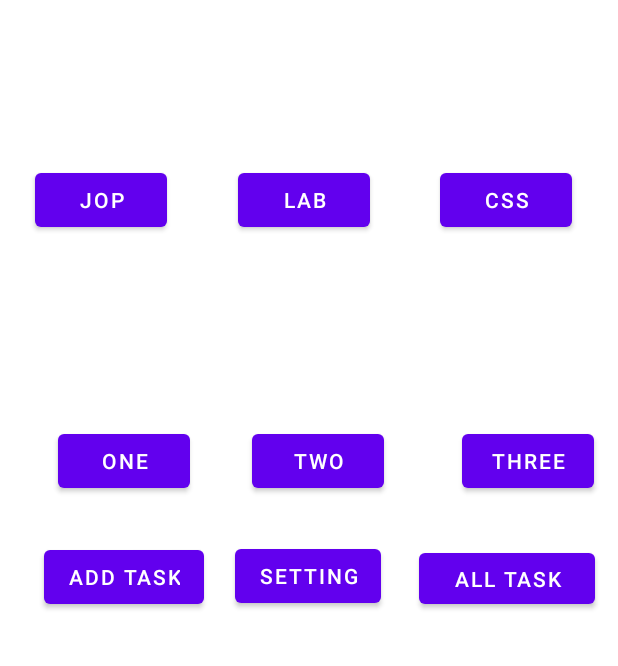
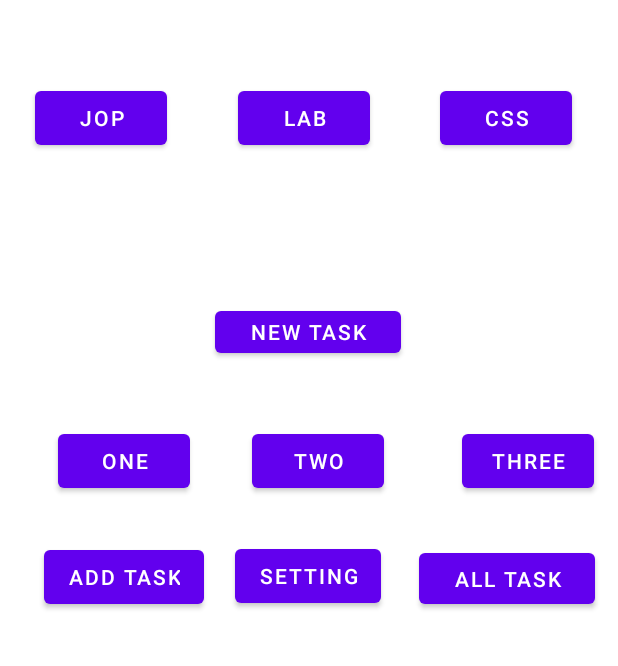
Before and after one commit to AhmadSailik/taskmaster, an Android app: the screen it shows after launch (MainActivity), on a phone screen of 412 x 824 dp, the part 570-1236 px from its top. Run offline under Robolectric (Android 15) with nearby library versions, the phone set to English and light mode, and no system bars; our stand-ins replace Room's generated code.

Commit message:
solve lab29

```diff
--- a/firstAndroidapplication/app/build.gradle
+++ b/firstAndroidapplication/app/build.gradle
@@ -29,6 +29,9 @@ android {
 }
 
 dependencies {
+    def room_version = "2.3.0"
+    implementation "androidx.room:room-runtime:$room_version"
+    annotationProcessor "androidx.room:room-compiler:$room_version"
 
     implementation 'androidx.appcompat:appcompat:1.2.0'
     implementation 'com.google.android.material:material:1.2.1'
--- a/firstAndroidapplication/app/src/main/AndroidManifest.xml
+++ b/firstAndroidapplication/app/src/main/AndroidManifest.xml
@@ -9,7 +9,8 @@
         android:roundIcon="@mipmap/ic_launcher_round"
         android:supportsRtl="true"
         android:theme="@style/Theme.FirstAndroidApplication">
-        <activity android:name=".SettingsPage"></activity>
+        <activity android:name=".AddTask29"></activity>
+        <activity android:name=".SettingsPage" />
         <activity android:name=".DetailPage" />
         <activity android:name=".AllTask" />
         <activity android:name=".AddTasks" />
--- a/firstAndroidapplication/app/src/main/java/com/example/firstandroidapplication/MainActivity.java
+++ b/firstAndroidapplication/app/src/main/java/com/example/firstandroidapplication/MainActivity.java
@@ -29,7 +29,11 @@ public class MainActivity extends AppCompatActivity {
     @Override
     protected void onStart() {
         super.onStart();
-
+        Button button=findViewById(R.id.newTask);
+        button.setOnClickListener((v)->{
+            Intent oneTask =new Intent(MainActivity.this,AddTask29.class);
+            startActivity(oneTask);
+        });
         ArrayList<Task> allTasks=new ArrayList<Task>();
         allTasks.add(new Task("jop","still research","in progress"));
         allTasks.add(new Task("lab","add All task","complete"));
--- a/firstAndroidapplication/app/src/main/java/com/example/firstandroidapplication/Task.java
+++ b/firstAndroidapplication/app/src/main/java/com/example/firstandroidapplication/Task.java
@@ -1,10 +1,20 @@
 package com.example.firstandroidapplication;
 
+import androidx.room.ColumnInfo;
+import androidx.room.Entity;
+import androidx.room.PrimaryKey;
+
+@Entity
 public class Task {
+    @PrimaryKey(autoGenerate = true)
+    public int TaskId;
+    @ColumnInfo(name = "task_title")
+    public String title;
+    @ColumnInfo(name = "task_body")
+    public String body;
+    @ColumnInfo(name = "task_state")
+    public String state;
 
-    public String title;
-    public String body;
-    public String state;
     public Task(String title,String body,String state){
         this.title=title;
         this.body=body;
--- a/firstAndroidapplication/app/src/main/java/com/example/firstandroidapplication/TaskAdapter.java
+++ b/firstAndroidapplication/app/src/main/java/com/example/firstandroidapplication/TaskAdapter.java
@@ -14,6 +14,7 @@ import java.util.List;
 public class TaskAdapter extends RecyclerView.Adapter<TaskAdapter.TaskViewHolder> {
     List<Task>allTask=new ArrayList<Task>();
     public TaskAdapter(List<Task>allTask){
+
         this.allTask=allTask;
     }
 
--- a/firstAndroidapplication/app/src/main/res/layout/activity_add_tasks.xml
+++ b/firstAndroidapplication/app/src/main/res/layout/activity_add_tasks.xml
@@ -7,7 +7,6 @@
     tools:context=".AddTasks">
 
     <EditText
-        android:id="@+id/editTextTextPersonName2"
         android:layout_width="335dp"
         android:layout_height="70dp"
         android:ems="10"
@@ -21,7 +20,6 @@
         app:layout_constraintVertical_bias="0.482" />
 
     <TextView
-        android:id="@+id/addTask"
         android:layout_width="wrap_content"
         android:layout_height="wrap_content"
         android:text="Add Task"
@@ -45,7 +43,6 @@
         app:layout_constraintVertical_bias="0.691" />
 
     <EditText
-        android:id="@+id/editTextTextPersonName"
         android:layout_width="335dp"
         android:layout_height="70dp"
         android:ems="10"
--- a/firstAndroidapplication/app/src/main/res/layout/activity_all_task.xml
+++ b/firstAndroidapplication/app/src/main/res/layout/activity_all_task.xml
@@ -1,10 +1,8 @@
 <?xml version="1.0" encoding="utf-8"?>
 <androidx.constraintlayout.widget.ConstraintLayout xmlns:android="http://schemas.android.com/apk/res/android"
-    xmlns:app="http://schemas.android.com/apk/res-auto"
     xmlns:tools="http://schemas.android.com/tools"
     android:layout_width="match_parent"
-    android:layout_height="match_parent"
-    tools:context=".AllTask">
+    android:layout_height="match_parent">
 
     <androidx.recyclerview.widget.RecyclerView
         android:id="@+id/listOfTask"
--- a/firstAndroidapplication/app/src/main/res/layout/activity_main.xml
+++ b/firstAndroidapplication/app/src/main/res/layout/activity_main.xml
@@ -122,6 +122,18 @@
         app:layout_constraintBottom_toTopOf="@+id/two"
         app:layout_constraintEnd_toEndOf="parent"
         app:layout_constraintStart_toStartOf="parent"
-        app:layout_constraintTop_toBottomOf="@+id/imageView" />
+        app:layout_constraintTop_toBottomOf="@+id/imageView"
+        app:layout_constraintVertical_bias="0.011" />
+
+    <Button
+        android:id="@+id/newTask"
+        android:layout_width="124dp"
+        android:layout_height="40dp"
+        android:layout_marginTop="28dp"
+        android:text="New Task"
+        app:layout_constraintEnd_toEndOf="parent"
+        app:layout_constraintHorizontal_bias="0.498"
+        app:layout_constraintStart_toStartOf="parent"
+        app:layout_constraintTop_toBottomOf="@+id/listOfButton" />
 
 </androidx.constraintlayout.widget.ConstraintLayout>
--- a/firstAndroidapplication/app/src/main/res/values/strings.xml
+++ b/firstAndroidapplication/app/src/main/res/values/strings.xml
@@ -1,5 +1,4 @@
 <resources>
     <string name="app_name">first Android application</string>
     <!-- TODO: Remove or change this placeholder text -->
-    <string name="hello_blank_fragment">Hello blank fragment</string>
 </resources>
```
Also changed, not shown: firstAndroidapplication/app/src/main/java/com/example/firstandroidapplication/AddTask29.java (added, +47 -0 lines), firstAndroidapplication/app/src/main/java/com/example/firstandroidapplication/AllTask.java (+10 -7 lines), firstAndroidapplication/app/src/main/java/com/example/firstandroidapplication/TaskDao.java (added, +20 -0 lines), firstAndroidapplication/app/src/main/java/com/example/firstandroidapplication/TaskDatabase.java (added, +9 -0 lines), firstAndroidapplication/app/src/main/res/layout/activity_add_task29.xml (added, +91 -0 lines), 4 other files.
